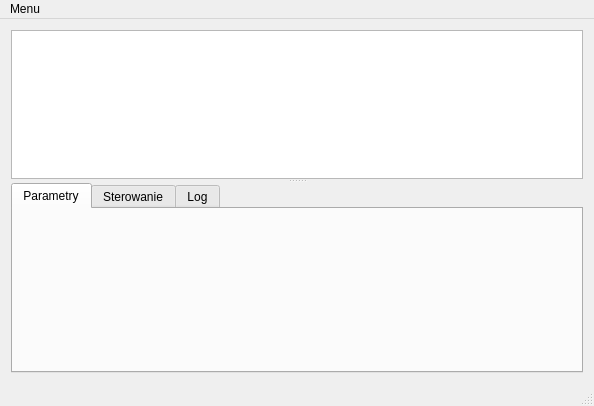
Above: mainwindow.ui from mon3/ArtificialLife before the change. Below: the same form after it.
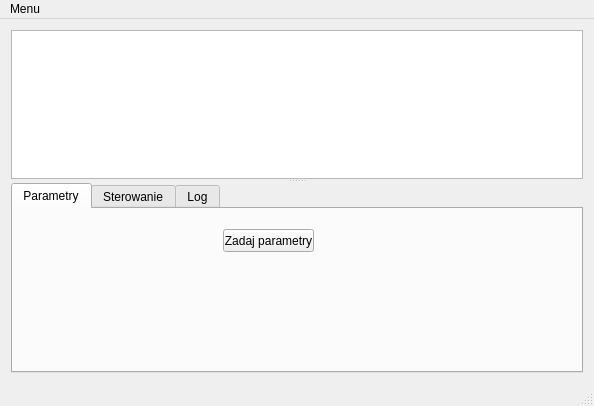
That is the form after the change.

```diff
--- a/mainwindow.ui
+++ b/mainwindow.ui
@@ -73,6 +73,22 @@
           </item>
          </layout>
         </widget>
+        <widget class="QPushButton" name="pushButton_4">
+         <property name="geometry">
+          <rect>
+           <x>210</x>
+           <y>20</y>
+           <width>91</width>
+           <height>23</height>
+          </rect>
+         </property>
+         <property name="accessibleDescription">
+          <string/>
+         </property>
+         <property name="text">
+          <string>Zadaj parametry</string>
+         </property>
+        </widget>
        </widget>
        <widget class="QWidget" name="tab_4">
         <attribute name="title">
```
Left out of the diff: 4 changed lines with no effect on the pictures.
